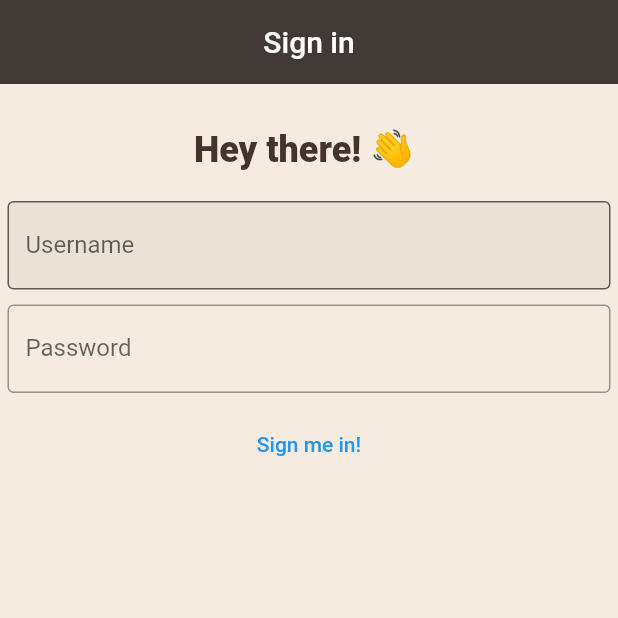
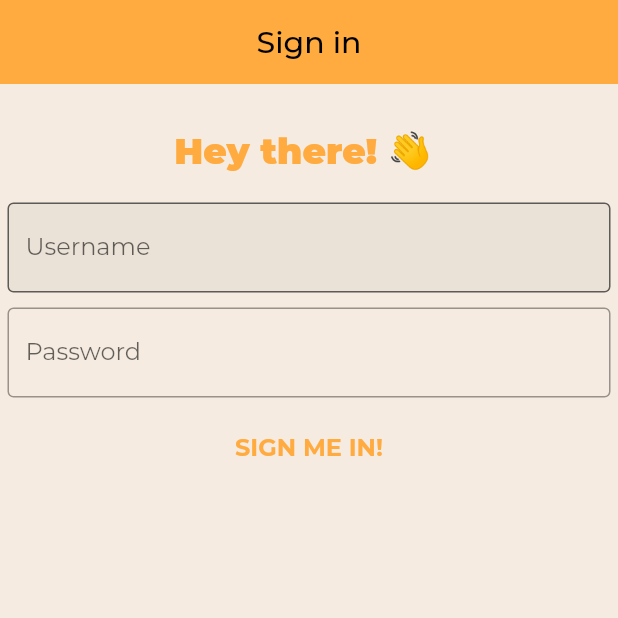
Before and after one commit to Wapks/MangaReads, a Flutter app: the screen it shows after launch, on a phone screen of 412 x 824 dp, the top half of it. Run offline on Flutter 3.47's test engine with Material 2 defaults, Android fonts, the phone set to English and light mode, and no system bars; project files that could hold a hidden picture were left out.

Commit message:
feat: update fonts

```diff
--- a/lib/main.dart
+++ b/lib/main.dart
@@ -19,6 +19,11 @@ class MyApp extends StatelessWidget {
         debugShowCheckedModeBanner: false,
         title: 'MyComicList',
         initialRoute: '/login',
+        theme: ThemeData(
+          fontFamily: 'Montserrat',
+          primaryColor: Colors.orange,
+          primarySwatch: Colors.orange,
+        ),
         routes: {
           '/login': (context) => const Login(),
           '/profile': (context) => const Profile(),
--- a/lib/screens/article_detail.dart
+++ b/lib/screens/article_detail.dart
@@ -8,7 +8,7 @@ class ArticleDetail extends StatelessWidget {
     return Scaffold(
         backgroundColor: const Color.fromRGBO(245, 235, 224, 1),
         appBar: AppBar(
-            backgroundColor: const Color.fromRGBO(64, 57, 53, 1),
+            backgroundColor: Colors.orangeAccent,
             title: const Text('Article Detail'),
             centerTitle: true,
             elevation: 0.0,
--- a/lib/screens/article_list.dart
+++ b/lib/screens/article_list.dart
@@ -36,7 +36,7 @@ class _ArticleListState extends State<ArticleList> {
     return Scaffold(
       backgroundColor: const Color.fromRGBO(245, 235, 224, 1),
       appBar: AppBar(
-        backgroundColor: const Color.fromRGBO(64, 57, 53, 1),
+        backgroundColor: Colors.orangeAccent,
         title: const Text('Articles'),
         centerTitle: true,
         elevation: 0.0,
@@ -91,7 +91,7 @@ class _ArticleListState extends State<ArticleList> {
                               overflow: TextOverflow.ellipsis,
                               color: Colors.white70,
                               fontSize: 14.0,
-                              fontWeight: FontWeight.w400,
+                              fontWeight: FontWeight.w600,
                             ),
                           ),
                         ],
--- a/lib/screens/login.dart
+++ b/lib/screens/login.dart
@@ -38,7 +38,7 @@
     return Scaffold(
       backgroundColor: const Color.fromRGBO(245, 235, 224, 1),
       appBar: AppBar(
-        backgroundColor: const Color.fromRGBO(64, 57, 53, 1),
+        backgroundColor: Colors.orangeAccent,
         title: const Text('Sign in'),
         centerTitle: true,
         elevation: 0.0,
@@ -50,9 +50,10 @@
             const Text(
               'Hey there! 👋 ',
               style: TextStyle(
-                  fontSize: 24.0,
-                  fontWeight: FontWeight.w800,
-                  color: Color.fromRGBO(69, 52, 42, 1)),
+                fontSize: 24.0,
+                fontWeight: FontWeight.w800,
+                color: Colors.orangeAccent,
+              ),
             ),
             const SizedBox(height: 20),
             Form(
@@ -84,7 +85,13 @@
                   ),
                   const SizedBox(height: 10),
                   TextButton(
-                    child: const Text('Sign me in!'),
+                    child: const Text(
+                      'SIGN ME IN!',
+                      style: TextStyle(
+                          color: Colors.orangeAccent,
+                          fontWeight: FontWeight.w700,
+                          fontSize: 16.0),
+                    ),
                     onPressed: () {
                       if (_formKey.currentState!.validate()) {
                         // _showDialog('Yes! Signed in Successfully');
--- a/lib/screens/profile.dart
+++ b/lib/screens/profile.dart
@@ -8,7 +8,7 @@ class Profile extends StatelessWidget {
     return Scaffold(
         backgroundColor: const Color.fromRGBO(245, 235, 224, 1),
         appBar: AppBar(
-            backgroundColor: const Color.fromRGBO(64, 57, 53, 1),
+            backgroundColor: Colors.orangeAccent,
             title: const Text('My Profile'),
             centerTitle: true,
             elevation: 0.0,
```
